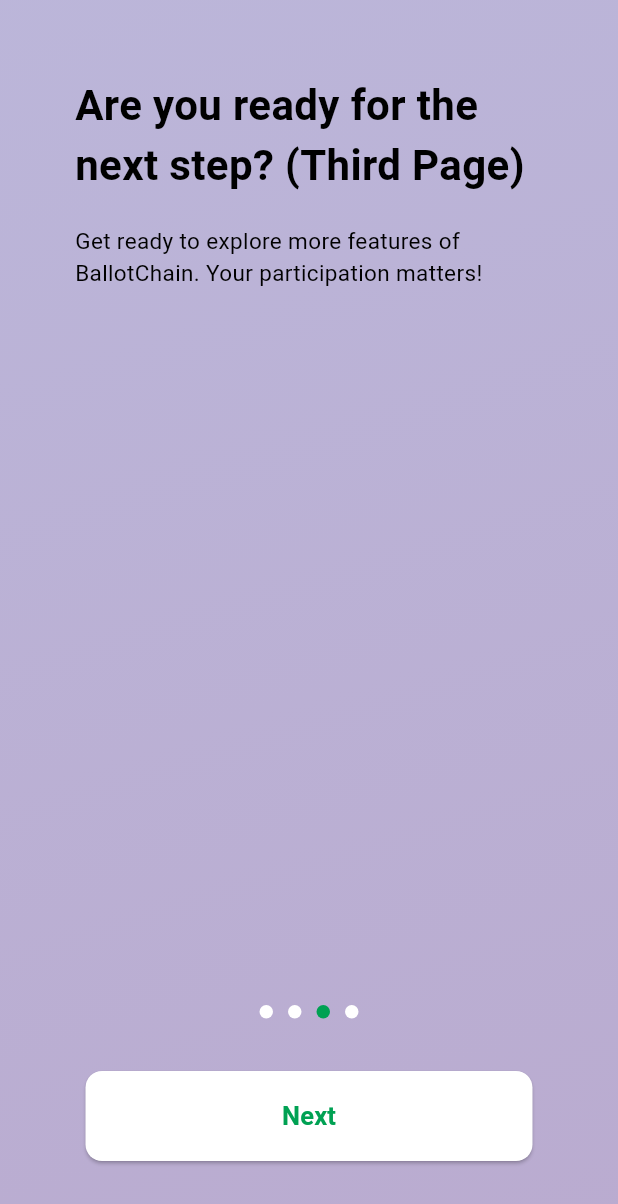
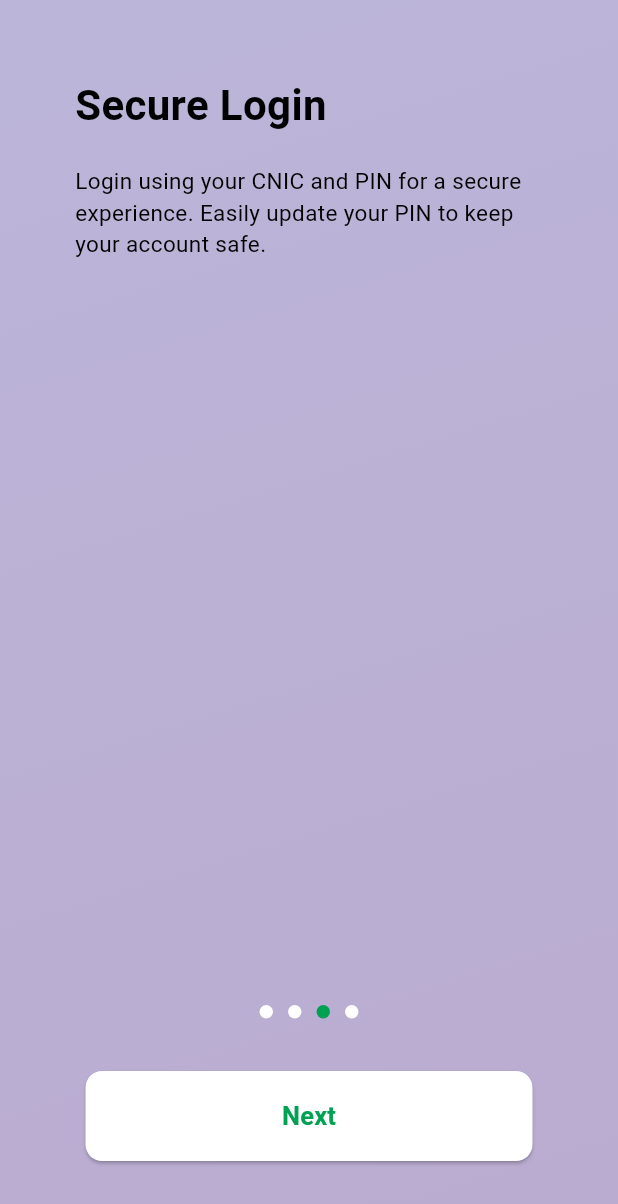
Before and after one commit to muhammadhussnainsaeed/VotingApp, a Flutter app: the screen it shows after launch, swiped to page 3, on a phone screen of 412 x 824 dp. Shown: the top 1204 px of the screen. Run offline on Flutter 3.47's test engine with Material 3 defaults, Android fonts, the phone set to English and light mode, and no system bars.

Commit message:
final commit of UI

```diff
--- a/lib/FirstPage.dart
+++ b/lib/FirstPage.dart
@@ -13,7 +13,7 @@ class FirstPage extends StatelessWidget {
               crossAxisAlignment: CrossAxisAlignment.start,
               children: [
                 Text(
-                  'Are you ready to vote?',
+                  'Welcome to Voting App',
                   textAlign: TextAlign.left, // Align text to the left
                   style: TextStyle(
                     fontSize: 28,
@@ -23,7 +23,7 @@ class FirstPage extends StatelessWidget {
                 ),
                 SizedBox(height: 20),
                 Text(
-                  'Welcome to BallotChain, the app that makes voting secure & transparent. Take part in elections, wherever you are.',
+                  'Welcome to Voting App, your gateway to secure and convenient voting. Stay informed and make your vote count!',
                   textAlign: TextAlign.left, // Align text to the left
                   style: TextStyle(
                     fontSize: 15,
--- a/lib/FourthPage.dart
+++ b/lib/FourthPage.dart
@@ -23,7 +23,7 @@ class FourthPage extends StatelessWidget {
                 crossAxisAlignment: CrossAxisAlignment.start,
                 children: [
                   Text(
-                    'Are you ready for the next step? (Third Page)',
+                    'Live Results and Updates',
                     textAlign: TextAlign.left, // Align text to the left
                     style: TextStyle(
                       fontSize: 28,
@@ -33,7 +33,7 @@ class FourthPage extends StatelessWidget {
                   ),
                   SizedBox(height: 20),
                   Text(
-                    'Get ready to explore more features of BallotChain. Your participation matters!',
+                    'Track live election results and get the latest updates instantly. Your vote matters, and so does staying informed.',
                     textAlign: TextAlign.left, // Align text to the left
                     style: TextStyle(
                       fontSize: 15,
--- a/lib/SecondPage.dart
+++ b/lib/SecondPage.dart
@@ -25,7 +25,7 @@ class SecondPage extends StatelessWidget {
                 crossAxisAlignment: CrossAxisAlignment.start,
                 children: [
                   Text(
-                    'Are you ready for the next step?',
+                    'Provincial and National Voting',
                     textAlign: TextAlign.left, // Align text to the left
                     style: TextStyle(
                       fontSize: 28,
@@ -35,7 +35,7 @@ class SecondPage extends StatelessWidget {
                   ),
                   SizedBox(height: 20),
                   Text(
-                    'Get ready to explore more features of BallotChain. Your participation matters!',
+                    'Cast your vote for provincial and national assembly elections. View live results in real-time and stay updated.',
                     textAlign: TextAlign.left, // Align text to the left
                     style: TextStyle(
                       fontSize: 15,
--- a/lib/ThirdPage.dart
+++ b/lib/ThirdPage.dart
@@ -23,7 +23,7 @@ class ThirdPage extends StatelessWidget {
                 crossAxisAlignment: CrossAxisAlignment.start,
                 children: [
                   Text(
-                    'Are you ready for the next step? (Third Page)',
+                    'Secure Login',
                     textAlign: TextAlign.left, // Align text to the left
                     style: TextStyle(
                       fontSize: 28,
@@ -33,7 +33,7 @@ class ThirdPage extends StatelessWidget {
                   ),
                   SizedBox(height: 20),
                   Text(
-                    'Get ready to explore more features of BallotChain. Your participation matters!',
+                    'Login using your CNIC and PIN for a secure experience. Easily update your PIN to keep your account safe.',
                     textAlign: TextAlign.left, // Align text to the left
                     style: TextStyle(
                       fontSize: 15,
```
